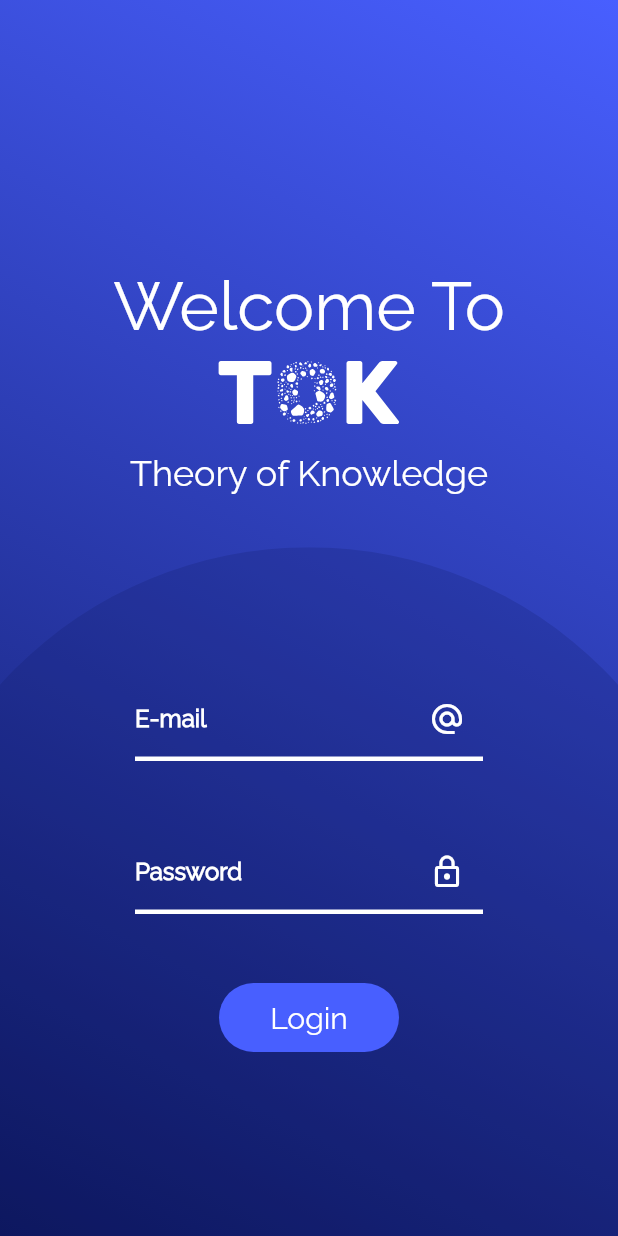
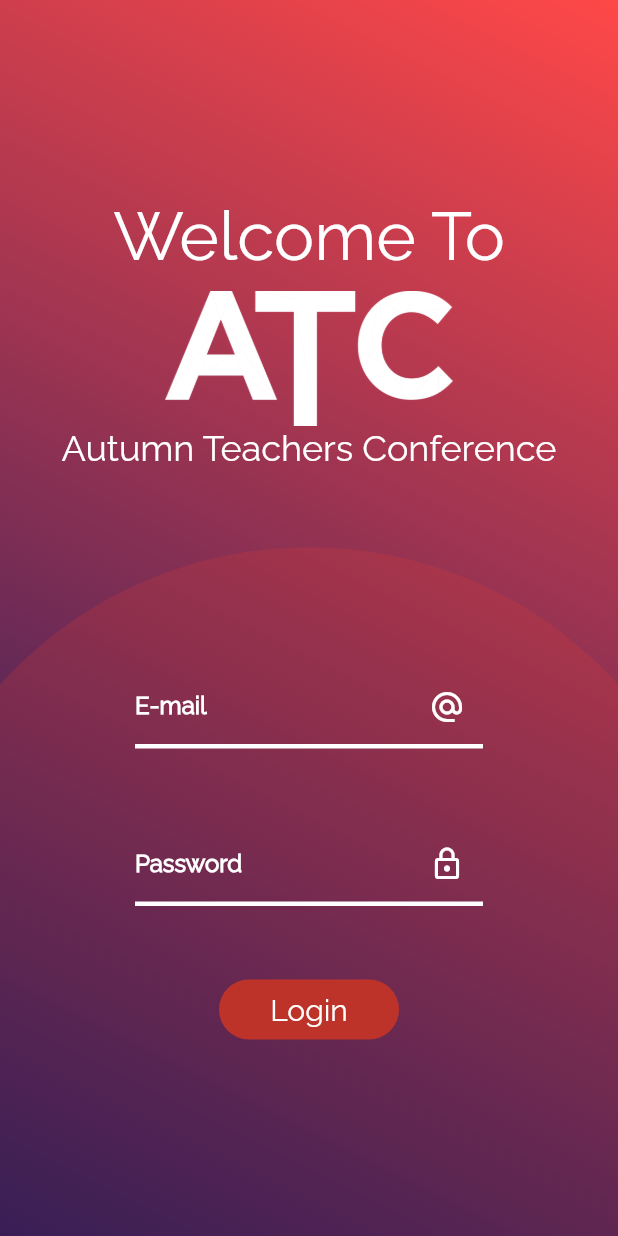
Before and after one commit to furknataman/register-event, a Flutter app: the screen it shows after launch, on a phone screen of 412 x 824 dp. Run offline on Flutter 3.47's test engine with Material 2 defaults, Android fonts, the phone set to English and light mode, and no system bars; our stand-ins replace cloud_firestore, dio, firebase_auth, firebase_core, firebase_messaging, flutter_local_notifications and 8 more; missing offline and left inert: qr_code_scanner; accounts and stored records are empty.

Commit message:
login page changed

```diff
--- a/lib/global/svg.dart
+++ b/lib/global/svg.dart
@@ -2,10 +2,12 @@ import 'package:flutter/material.dart';
 import 'package:flutter_svg/svg.dart';
 
 const String assetName = 'assets/svg/elipseregister.svg';
- Widget elipse(double widthElipse){
-
-return SvgPicture.asset(assetName, width: widthElipse
-);
+Widget elipse(double widthElipse) {
+  return SvgPicture.asset(
+    assetName,
+    width: widthElipse,
+    color: const Color(0xffe43c2f),
+  );
 }
 
 const String assetName2 = 'assets/svg/TOK.svg';
--- a/lib/notification/toast_message/toast_message.dart
+++ b/lib/notification/toast_message/toast_message.dart
@@ -1,11 +1,11 @@
 import 'package:flutter/material.dart';
 import 'package:fluttertoast/fluttertoast.dart';
 
-void toastMessage(String message, {int time=1}) {
+void toastMessage(String message, {int time = 1}) {
   Fluttertoast.showToast(
       msg: message,
       toastLength: Toast.LENGTH_SHORT,
-      gravity: ToastGravity.CENTER,
+      gravity: ToastGravity.BOTTOM,
       timeInSecForIosWeb: time,
       backgroundColor: Colors.red,
       textColor: Colors.white,
--- a/lib/pages/start/start_page.dart
+++ b/lib/pages/start/start_page.dart
@@ -22,7 +22,7 @@ class StartPage extends ConsumerWidget {
           begin: Alignment.topRight,
           end: Alignment.bottomLeft,
           colors: [
-            Color(0xff485FFF),
+            Color.fromARGB(255, 255, 72, 72),
             Color(0xff0D175F),
           ],
         )),
--- a/lib/pages/start/widgets/startlogo.dart
+++ b/lib/pages/start/widgets/startlogo.dart
@@ -1,5 +1,4 @@
 import 'package:flutter/material.dart';
-import 'package:qr/global/svg.dart';
 
 class StartPageWidgets extends StatelessWidget {
   const StartPageWidgets({
@@ -10,9 +9,6 @@ class StartPageWidgets extends StatelessWidget {
   Widget build(BuildContext context) {
     return SizedBox(
       child: Column(children: [
-        const SizedBox(
-          height: 55,
-        ),
         const Text(
           "Welcome To",
           style: TextStyle(
@@ -21,9 +17,16 @@ class StartPageWidgets extends StatelessWidget {
               fontSize: 45,
               fontFamily: 'Raleway'),
         ),
-        logo,
+        const SizedBox(
+          height: 10,
+        ),
+        Image.asset(
+          "assets/images/atc_icon.png",
+          height: 90,
+          color: Colors.white,
+        ),
         const Text(
-          "Theory of Knowledge",
+          "Autumn Teachers Conference",
           style: TextStyle(color: Colors.white, fontSize: 24, fontFamily: 'Raleway'),
         )
       ]),
--- a/lib/pages/start/widgets/text_field.dart
+++ b/lib/pages/start/widgets/text_field.dart
@@ -2,6 +2,7 @@ import 'package:flutter/material.dart';
 import 'package:qr/notification/toast_message/toast_message.dart';
 import 'package:qr/pages/route_page/route_page.dart';
 import 'package:qr/services/service.dart';
+import 'package:qr/theme/theme_extends.dart';
 
 import '../../../authentication/login_service.dart';
 
@@ -64,7 +65,9 @@ class LoginForm extends StatelessWidget {
                 style: TextStyle(fontSize: 20, color: Colors.white),
               ),
             )),*/
-        ValueListenableBuilder<bool>(
+        SizedBox(
+          height: 40,
+          child: ValueListenableBuilder<bool>(
             valueListenable: _isLoading,
             builder: (context, isLoading, child) {
               return isLoading
@@ -79,7 +82,7 @@ class LoginForm extends StatelessWidget {
                         width: 120,
                         height: 46,
                         decoration: const BoxDecoration(
-                          color: Color(0xff485FFF),
+                            color: Color.fromARGB(255, 190, 51, 41),
                             borderRadius: BorderRadius.all(Radius.circular(30))),
                         child: const Text(
                           "Login",
@@ -87,6 +90,7 @@ class LoginForm extends StatelessWidget {
                         ),
                       ));
             },
+          ),
         ),
         /* SizedBox(
           height: 50,
```
Lines whose indentation alone changed are shown as unchanged.
